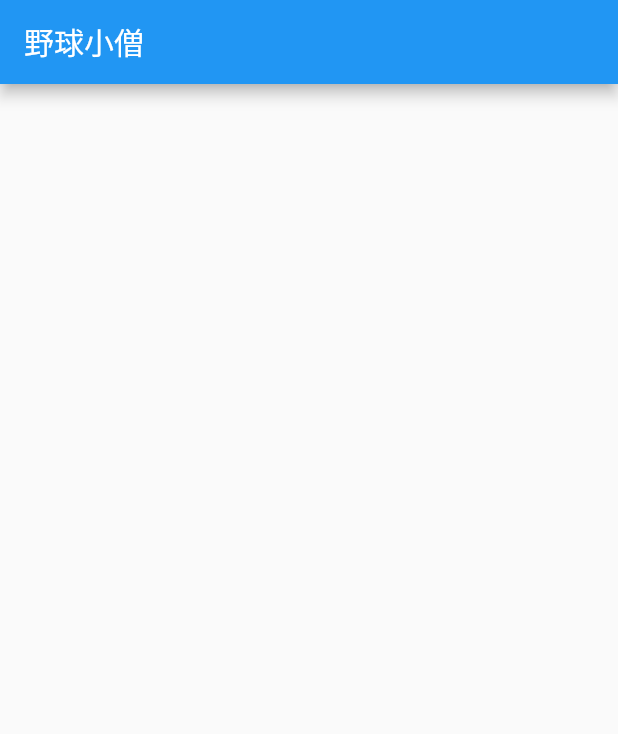
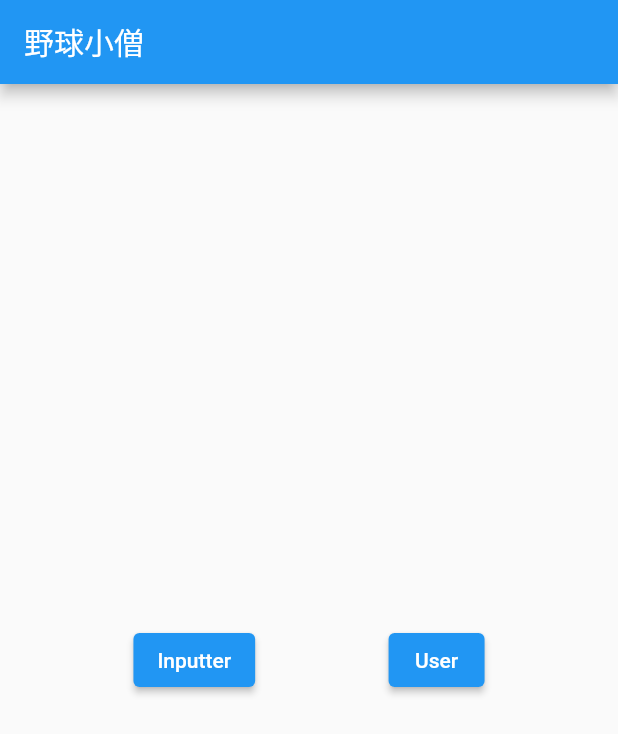
Before and after one commit to souki20/baseball_score_board_app, a Flutter app: the screen it shows after launch, on a phone screen of 412 x 824 dp. Shown: the top 734 px of the screen. Run offline on Flutter 3.47's test engine with Material 2 defaults, Android fonts, the phone set to English and light mode, and no system bars.

Commit message:
Add: 入力者と利用者のページを作成
main.dartで入力者ページと利用者ページへの遷移画面を作成
inputter.dart（入力者ページ）、user.dart(利用者ページ)
とりあえず簡略的に作成した

```diff
--- a/lib/main.dart
+++ b/lib/main.dart
@@ -1,3 +1,5 @@
+import 'package:baseball_score_board/Inputter.dart';
+import 'package:baseball_score_board/user.dart';
 import 'package:flutter/material.dart';
 
 void main() {
@@ -11,12 +13,51 @@ class MyApp extends StatelessWidget {
   @override
   Widget build(BuildContext context) {
     return MaterialApp(
-      home: Scaffold(
-        appBar: AppBar(
-          title: const Text('野球小僧'),
-        ),
-        body: Container(),
-      )
+      title: 'baseball score board',
+      theme: ThemeData(
+        primaryColor: Colors.blue,
+      ),
+      home: Home()
     );
   }
 }
+
+class Home extends StatelessWidget {
+  @override
+  Widget build(BuildContext context) {
+    return Scaffold(
+      appBar: AppBar(
+        title: const Text('野球小僧'),
+      ),
+      body: Container(
+        width: double.infinity,
+        alignment: Alignment.center,
+        child: Center(
+          child: Row(
+            mainAxisAlignment: MainAxisAlignment.spaceEvenly,
+            children: [
+              ElevatedButton(
+                onPressed: () async {
+                  await Navigator.push(
+                    context,
+                    MaterialPageRoute(builder: (context) => const InputterPage()),
+                  );
+                },
+                child: const Text('Inputter'),
+              ),
+              ElevatedButton(
+                onPressed: () async {
+                  await Navigator.push(
+                    context,
+                    MaterialPageRoute(builder: (context) => const UserPage()),
+                  );
+                },
+                child: const Text('User'),
+              )
+            ],
+          ),
+        ),
+      ),
+    );
+  }
+}
```
Also changed, not shown: lib/Inputter.dart (added, +15 -0 lines), lib/user.dart (added, +15 -0 lines).
